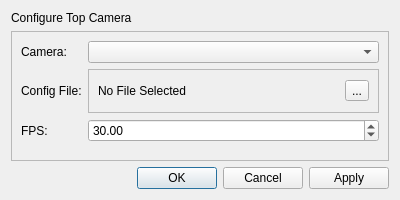
Above: ui/DConfigureCamera.ui from ETHZ-INS/Grimace-Box-Recorder before the change. Below: the same form after it.
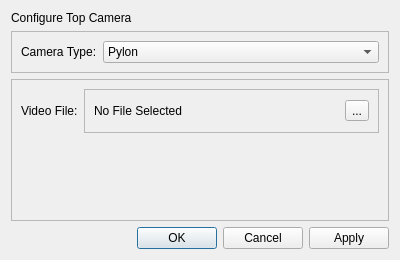
That is the form after the change. The open tabs and pages were chosen to show the change.

Commit message: Added logging, camera feed from video files and backend code for pose estimation

```diff
--- a/ui/DConfigureCamera.ui
+++ b/ui/DConfigureCamera.ui
@@ -10,7 +10,7 @@
     <x>0</x>
     <y>0</y>
     <width>400</width>
-    <height>200</height>
+    <height>260</height>
    </rect>
   </property>
   <property name="sizePolicy">
@@ -22,13 +22,13 @@
   <property name="minimumSize">
    <size>
     <width>400</width>
-    <height>200</height>
+    <height>260</height>
    </size>
   </property>
   <property name="maximumSize">
    <size>
     <width>800</width>
-    <height>200</height>
+    <height>260</height>
    </size>
   </property>
   <property name="windowTitle">
@@ -52,6 +52,67 @@
     </widget>
    </item>
    <item>
+    <widget class="QFrame" name="frm_camera_type">
+     <property name="sizePolicy">
+      <sizepolicy hsizetype="Preferred" vsizetype="Maximum">
+       <horstretch>0</horstretch>
+       <verstretch>0</verstretch>
+      </sizepolicy>
+     </property>
+     <property name="frameShape">
+      <enum>QFrame::StyledPanel</enum>
+     </property>
+     <property name="frameShadow">
+      <enum>QFrame::Raised</enum>
+     </property>
+     <layout class="QFormLayout" name="formLayout_2">
+      <item row="0" column="0">
+       <widget class="QLabel" name="label_4">
+        <property name="text">
+         <string>Camera Type:</string>
+        </property>
+       </widget>
+      </item>
+      <item row="0" column="1">
+       <widget class="QComboBox" name="dpd_camera_type">
+        <item>
+         <property name="text">
+          <string>Pylon</string>
+         </property>
+        </item>
+        <item>
+         <property name="text">
+          <string>Video File</string>
+         </property>
+        </item>
+       </widget>
+      </item>
+     </layout>
+    </widget>
+   </item>
+   <item>
+    <widget class="QStackedWidget" name="stk_camera">
+     <property name="currentIndex">
+      <number>0</number>
+     </property>
+     <widget class="QWidget" name="page_pylon_camera">
+      <layout class="QVBoxLayout" name="verticalLayout_2">
+       <property name="spacing">
+        <number>0</number>
+       </property>
+       <property name="leftMargin">
+        <number>0</number>
+       </property>
+       <property name="topMargin">
+        <number>0</number>
+       </property>
+       <property name="rightMargin">
+        <number>0</number>
+       </property>
+       <property name="bottomMargin">
+        <number>0</number>
+       </property>
+       <item>
     <widget class="QFrame" name="frame">
      <property name="frameShape">
       <enum>QFrame::StyledPanel</enum>
@@ -153,6 +214,77 @@
        </widget>
       </item>
      </layout>
+        </widget>
+       </item>
+      </layout>
+     </widget>
+     <widget class="QWidget" name="page_file_camera">
+      <layout class="QHBoxLayout" name="horizontalLayout_2">
+       <property name="leftMargin">
+        <number>0</number>
+       </property>
+       <property name="topMargin">
+        <number>0</number>
+       </property>
+       <property name="rightMargin">
+        <number>0</number>
+       </property>
+       <property name="bottomMargin">
+        <number>0</number>
+       </property>
+       <item>
+        <widget class="QFrame" name="frame_4">
+         <property name="frameShape">
+          <enum>QFrame::StyledPanel</enum>
+         </property>
+         <property name="frameShadow">
+          <enum>QFrame::Raised</enum>
+         </property>
+         <layout class="QFormLayout" name="formLayout_3">
+          <item row="0" column="0">
+           <widget class="QLabel" name="label_5">
+            <property name="minimumSize">
+             <size>
+              <width>0</width>
+              <height>44</height>
+             </size>
+            </property>
+            <property name="text">
+             <string>Video File:</string>
+            </property>
+           </widget>
+          </item>
+          <item row="0" column="1">
+           <widget class="QFrame" name="frame_5">
+            <property name="frameShape">
+             <enum>QFrame::StyledPanel</enum>
+            </property>
+            <property name="frameShadow">
+             <enum>QFrame::Raised</enum>
+            </property>
+            <layout class="QHBoxLayout" name="horizontalLayout_3">
+             <item>
+              <widget class="QLabel" name="lbl_selected_video_file">
+               <property name="text">
+                <string>No File Selected</string>
+               </property>
+              </widget>
+             </item>
+             <item>
+              <widget class="QToolButton" name="btn_select_video_file">
+               <property name="text">
+                <string>...</string>
+               </property>
+              </widget>
+             </item>
+            </layout>
+           </widget>
+          </item>
+         </layout>
+        </widget>
+       </item>
+      </layout>
+     </widget>
     </widget>
    </item>
    <item>
```
Left out of the diff: 4 changed lines with no effect on the pictures. Lines whose indentation alone changed are shown as unchanged. The commit also changes 28 other files.
